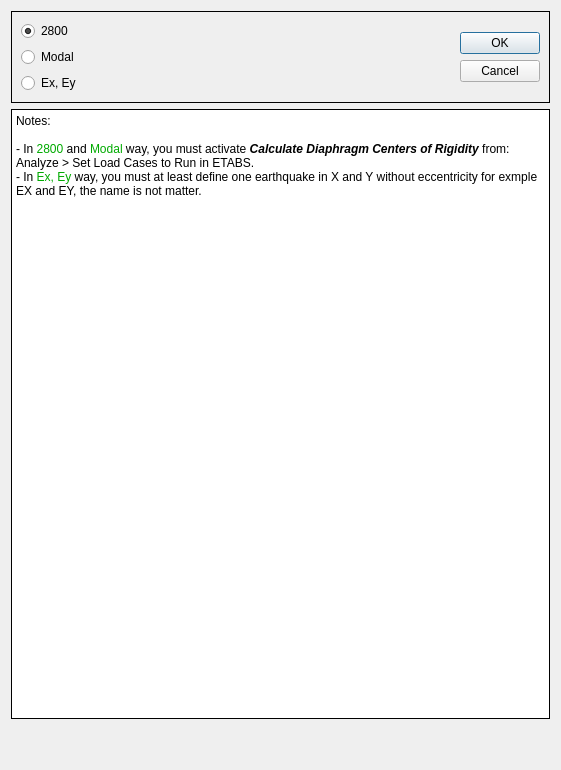
The window that civilTools/widgets/get_siffness_story_way.ui (ebrahimraeyat/OSAFE) describes before a commit, drawn with Qt 5.
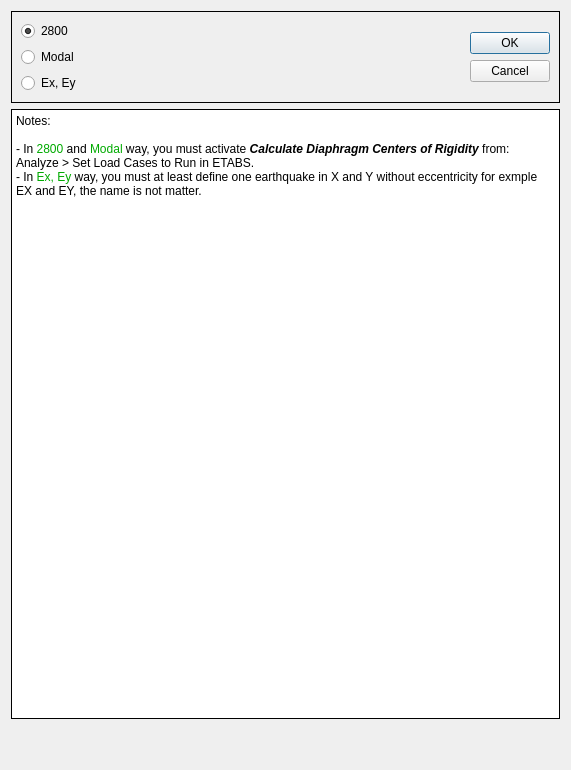
The same window after the commit. Icons and pictures are not drawn.

```diff
--- a/civilTools/widgets/get_siffness_story_way.ui
+++ b/civilTools/widgets/get_siffness_story_way.ui
@@ -6,7 +6,7 @@
    <rect>
     <x>0</x>
     <y>0</y>
-    <width>561</width>
+    <width>571</width>
     <height>770</height>
    </rect>
   </property>
@@ -121,7 +121,7 @@
 &lt;p style=&quot; margin-top:0px; margin-bottom:0px; margin-left:0px; margin-right:0px; -qt-block-indent:0; text-indent:0px;&quot;&gt;- In &lt;span style=&quot; color:#00aa00;&quot;&gt;Ex, Ey&lt;/span&gt; way, you must at least define one earthquake in X and Y without eccentricity for exmple&lt;/p&gt;
 &lt;p style=&quot; margin-top:0px; margin-bottom:0px; margin-left:0px; margin-right:0px; -qt-block-indent:0; text-indent:0px;&quot;&gt;EX and EY, the name is not matter.&lt;/p&gt;
 &lt;p style=&quot;-qt-paragraph-type:empty; margin-top:0px; margin-bottom:0px; margin-left:0px; margin-right:0px; -qt-block-indent:0; text-indent:0px;&quot;&gt;&lt;br /&gt;&lt;/p&gt;
-&lt;p align=&quot;center&quot; style=&quot; margin-top:0px; margin-bottom:0px; margin-left:0px; margin-right:0px; -qt-block-indent:0; text-indent:0px;&quot;&gt;&lt;img src=&quot;:/cfactor/images/calculate_center_of_rigidity.jpeg&quot; /&gt;&lt;/p&gt;&lt;/body&gt;&lt;/html&gt;</string>
+&lt;p align=&quot;center&quot; style=&quot; margin-top:0px; margin-bottom:0px; margin-left:0px; margin-right:0px; -qt-block-indent:0; text-indent:0px;&quot;&gt;&lt;img src=&quot;:/civiltools/civilTools/images/calculate_center_of_rigidity.jpeg&quot; /&gt;&lt;/p&gt;&lt;/body&gt;&lt;/html&gt;</string>
        </property>
       </widget>
      </item>
```
Left out of the diff: 2 changed lines with no effect on the pictures.
